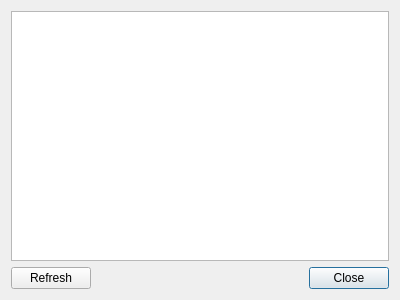
Above: CertMan/server_status_dlg.ui from jykim74/CertMan before the change. Below: the same form after it.
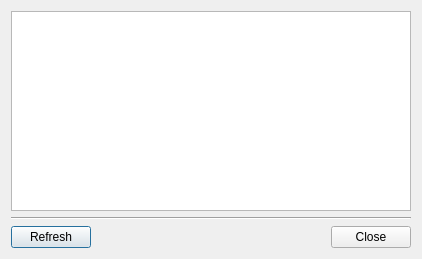
That is the form after the change.

```diff
--- a/CertMan/server_status_dlg.ui
+++ b/CertMan/server_status_dlg.ui
@@ -6,15 +6,44 @@
    <rect>
     <x>0</x>
     <y>0</y>
-    <width>400</width>
-    <height>300</height>
+    <width>418</width>
+    <height>259</height>
    </rect>
   </property>
   <property name="windowTitle">
    <string>Server status</string>
   </property>
-  <layout class="QGridLayout" name="gridLayout">
-   <item row="1" column="1">
+  <layout class="QVBoxLayout" name="verticalLayout">
+   <item>
+    <widget class="QListWidget" name="mServerList">
+     <property name="minimumSize">
+      <size>
+       <width>400</width>
+       <height>200</height>
+      </size>
+     </property>
+    </widget>
+   </item>
+   <item>
+    <widget class="Line" name="line">
+     <property name="orientation">
+      <enum>Qt::Horizontal</enum>
+     </property>
+    </widget>
+   </item>
+   <item>
+    <layout class="QHBoxLayout" name="horizontalLayout">
+     <property name="topMargin">
+      <number>0</number>
+     </property>
+     <item>
+      <widget class="QPushButton" name="mRefreshBtn">
+       <property name="text">
+        <string>Refresh</string>
+       </property>
+      </widget>
+     </item>
+     <item>
     <spacer name="horizontalSpacer">
      <property name="orientation">
       <enum>Qt::Horizontal</enum>
@@ -27,22 +56,14 @@
      </property>
     </spacer>
    </item>
-   <item row="1" column="2">
+     <item>
     <widget class="QPushButton" name="mCloseBtn">
      <property name="text">
       <string>Close</string>
      </property>
     </widget>
    </item>
-   <item row="1" column="0">
-    <widget class="QPushButton" name="mRefreshBtn">
-     <property name="text">
-      <string>Refresh</string>
-     </property>
-    </widget>
-   </item>
-   <item row="0" column="0" colspan="3">
-    <widget class="QListWidget" name="mServerList"/>
+    </layout>
    </item>
   </layout>
  </widget>
```
Left out of the diff: 2 changed lines with no effect on the pictures. Lines whose indentation alone changed are shown as unchanged.
